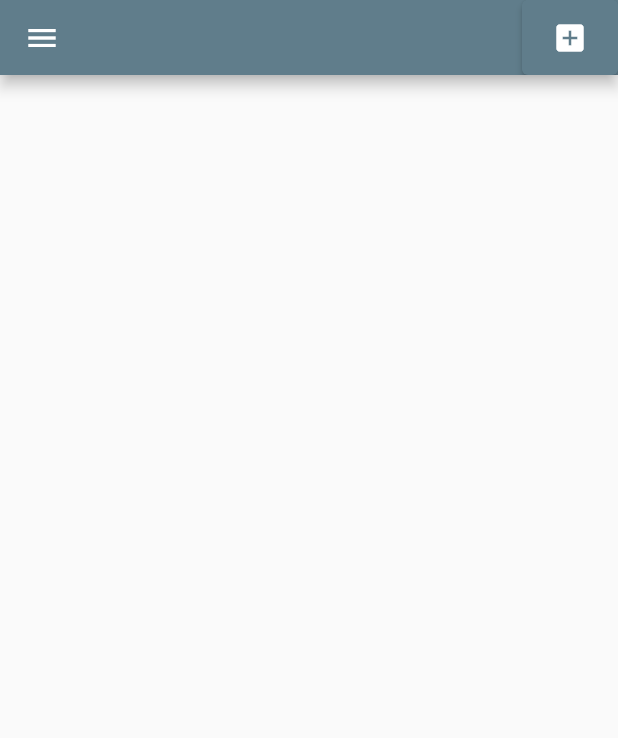
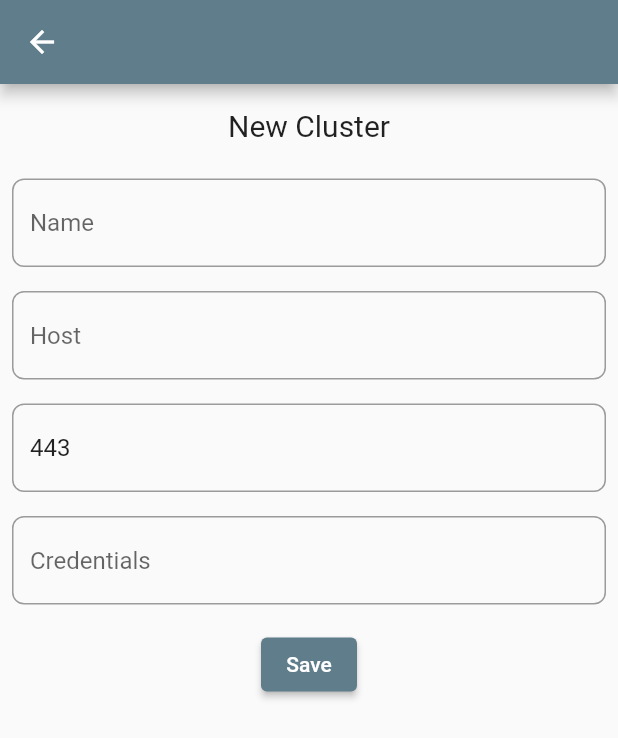
Before and after one commit to juangom/kube_client, a Flutter app: the screen it shows after launch, after a tap on the "add box" icon, on a phone screen of 412 x 824 dp. Shown: the top 738 px of the screen. Run offline on Flutter 3.47's test engine with Material 2 defaults, Android fonts, the phone set to English and light mode, and no system bars; our stand-ins replace dartz, drift, equatable, flutter_bloc, get_it; accounts and stored records are empty; generated files the repository leaves out were written again.

Commit message:
Add new cluster page

```diff
--- a/lib/core/routes.dart
+++ b/lib/core/routes.dart
@@ -1,11 +1,12 @@
 import 'package:flutter/material.dart';
+import 'package:kube_client/k8s/ui/pages/cluster/new_cluster_form_page.dart';
 import 'package:kube_client/k8s/ui/pages/home_page.dart';
 
 Route<dynamic> onGenerateRoute(RouteSettings settings) {
   switch (settings.name) {
     case 'add_cluster_form':
-      return MaterialPageRoute(builder: (_) => HomePage());
+      return MaterialPageRoute(builder: (_) => const NewClusterFormPage());
     default:
-      return MaterialPageRoute(builder: (_) => HomePage());
+      return MaterialPageRoute(builder: (_) => const HomePage());
   }
 }
--- /dev/null
+++ b/lib/core/setup.dart
@@ -0,0 +1,10 @@
+import 'package:get_it/get_it.dart';
+import 'package:kube_client/k8s/domain/repositories/cluster_list_repository.dart';
+import 'package:kube_client/k8s/infra/repositories/cluster_list_repository.dart';
+
+final getIt = GetIt.instance;
+
+void setup() {
+  getIt.registerFactory<ClusterListRepository>(
+      () => DriftClusterListRepository());
+}
--- a/lib/k8s/domain/entities/cluster.dart
+++ b/lib/k8s/domain/entities/cluster.dart
@@ -7,9 +7,9 @@ class Cluster extends Equatable {
   final String id;
   final String name;
   final String host;
+  final int port;
   final ClusterStatus status;
   final Credential credential;
-  final int port;
   const Cluster({
     required this.id,
     required this.name,
--- /dev/null
+++ b/lib/k8s/domain/validators/input_validators.dart
@@ -0,0 +1,5 @@
+bool nonEmptyStringValidator(String? value) =>
+    !(value == null || value.isEmpty);
+
+bool numericValidator(String? value) =>
+    !(value == null || value.isEmpty || int.tryParse(value) == null);
--- /dev/null
+++ b/lib/k8s/ui/pages/cluster/new_cluster_form_page.dart
@@ -0,0 +1,121 @@
+import 'package:flutter/material.dart';
+import 'package:kube_client/k8s/domain/validators/input_validators.dart';
+
+class NewClusterFormPage extends StatelessWidget {
+  const NewClusterFormPage({Key? key}) : super(key: key);
+
+  @override
+  Widget build(BuildContext context) {
+    return SafeArea(
+      child: Scaffold(
+        appBar: AppBar(),
+        body: _NewClusterFormPage(),
+      ),
+    );
+  }
+}
+
+class _NewClusterFormPage extends StatefulWidget {
+  _NewClusterFormPage({Key? key}) : super(key: key);
+
+  @override
+  State<_NewClusterFormPage> createState() => __NewClusterFormPageState();
+}
+
+class __NewClusterFormPageState extends State<_NewClusterFormPage> {
+  final _key = GlobalKey<FormState>();
+  final _clusterNameController = TextEditingController();
+  final _clusterHostController = TextEditingController();
+  final _clusterPortController = TextEditingController(text: '443');
+  final _clusterCredentialsController = TextEditingController();
+  @override
+  Widget build(BuildContext context) {
+    return Form(
+      child: Center(
+        child: ListView(
+          children: [
+            const Padding(
+              padding: EdgeInsets.symmetric(vertical: 16, horizontal: 8.0),
+              child: Center(
+                child: Text(
+                  'New Cluster',
+                  style: TextStyle(
+                    fontSize: 20,
+                  ),
+                ),
+              ),
+            ),
+            Padding(
+              padding: const EdgeInsets.all(8.0),
+              child: TextFormField(
+                controller: _clusterNameController,
+                decoration: InputDecoration(
+                  hintText: 'Name',
+                  border: OutlineInputBorder(
+                    borderRadius: BorderRadius.circular(8),
+                  ),
+                ),
+                validator: (value) => nonEmptyStringValidator(value)
+                    ? ''
+                    : 'Name cannot be empty',
+              ),
+            ),
+            Padding(
+              padding: const EdgeInsets.all(8.0),
+              child: TextFormField(
+                controller: _clusterHostController,
+                decoration: InputDecoration(
+                  hintText: 'Host',
+                  border: OutlineInputBorder(
+                    borderRadius: BorderRadius.circular(8),
+                  ),
+                ),
+                validator: (value) => nonEmptyStringValidator(value)
+                    ? ''
+                    : 'Host cannot be empty',
+              ),
+            ),
+            Padding(
+              padding: const EdgeInsets.all(8.0),
+              child: TextFormField(
+                controller: _clusterPortController,
+                decoration: InputDecoration(
+                  hintText: 'Port',
+                  border: OutlineInputBorder(
+                    borderRadius: BorderRadius.circular(8),
+                  ),
+                ),
+                validator: (value) =>
+                    numericValidator(value) ? '' : 'Port must be a number',
+              ),
+            ),
+            Padding(
+              padding: const EdgeInsets.all(8.0),
+              child: TextFormField(
+                controller: _clusterCredentialsController,
+                decoration: InputDecoration(
+                  hintText: 'Credentials',
+                  border: OutlineInputBorder(
+                    borderRadius: BorderRadius.circular(8),
+                  ),
+                ),
+                validator: (value) => nonEmptyStringValidator(value)
+                    ? ''
+                    : 'Host cannot be empty',
+              ),
+            ),
+            Padding(
+              padding: const EdgeInsets.all(8.0),
+              child: Center(
+                child: ElevatedButton(
+                  onPressed: () {},
+                  child: Text('Save'),
+                ),
+              ),
+            ),
+          ],
+        ),
+      ),
+    );
+  }
+}
--- a/lib/k8s/ui/pages/home_page.dart
+++ b/lib/k8s/ui/pages/home_page.dart
@@ -2,7 +2,6 @@ import 'package:flutter/material.dart';
 import 'package:flutter_bloc/flutter_bloc.dart';
 import 'package:kube_client/k8s/application/bloc/cluster/cluster_bloc.dart';
 import 'package:kube_client/k8s/domain/entities/cluster.dart';
-import 'package:kube_client/k8s/ui/pages/cluster/cluster_list_page.dart';
 import 'package:kube_client/k8s/ui/widgets/appbar.dart';
 import 'package:kube_client/k8s/ui/widgets/drawer.dart';
 
--- a/lib/main.dart
+++ b/lib/main.dart
@@ -1,11 +1,14 @@
 import 'package:flutter/material.dart';
 import 'package:flutter_bloc/flutter_bloc.dart';
 import 'package:kube_client/core/routes.dart';
+import 'package:kube_client/core/setup.dart';
 import 'package:kube_client/k8s/application/bloc/cluster/cluster_bloc.dart';
-import 'package:kube_client/k8s/infra/repositories/cluster_list_repository.dart';
+import 'package:kube_client/k8s/domain/repositories/cluster_list_repository.dart';
 import 'package:kube_client/k8s/ui/pages/home_page.dart';
 
 void main() {
+  WidgetsFlutterBinding.ensureInitialized();
+  setup();
   runApp(const App());
 }
 
@@ -17,7 +20,9 @@ class App extends StatelessWidget {
     return MultiBlocProvider(
       providers: [
         BlocProvider(
-          create: (_) => ClusterBloc(repository: DriftClusterListRepository()),
+          create: (_) => ClusterBloc(
+            repository: getIt<ClusterListRepository>(),
+          ),
         ),
       ],
       child: MaterialApp(
--- a/pubspec.yaml
+++ b/pubspec.yaml
@@ -22,6 +22,7 @@ dependencies:
   path_provider: ^2.0.11
   path: ^1.8.1
   uuid: ^3.0.6
+  get_it: ^7.2.0
 
 dev_dependencies:
   flutter_test:
```
Also changed, not shown: pubspec.lock.
